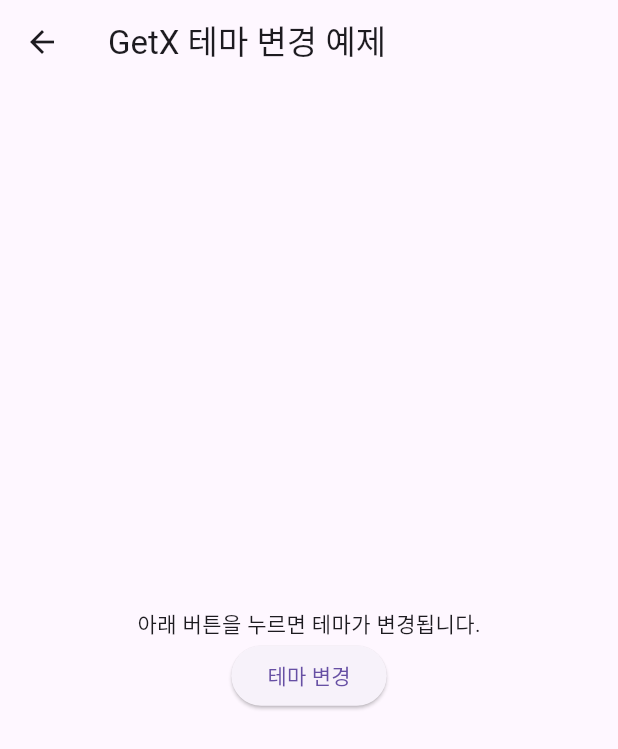
After one commit to J1NWAN/flutter_getx_learn, a Flutter app: the GetxThemeChangeScreen screen opened directly, after a tap on "테마 변경", on a phone screen of 412 x 824 dp. The commit adds this screen. Shown: the top 749 px of the screen. Run offline on Flutter 3.47's test engine with Material 3 defaults, Android fonts, the phone set to English and light mode, and no system bars; our stand-ins replace get.

Commit message:
GetX를 이용한 테마 변경 예제 추가

```diff
--- /dev/null
+++ b/lib/getx_theme_change/screen/getx_theme_change_screen.dart
@@ -0,0 +1,28 @@
+import 'package:flutter/material.dart';
+import 'package:get/get.dart';
+
+class GetxThemeChangeScreen extends StatelessWidget {
+  const GetxThemeChangeScreen({super.key});
+
+  @override
+  Widget build(BuildContext context) {
+    return Scaffold(
+      appBar: AppBar(
+        title: const Text('GetX 테마 변경 예제'),
+      ),
+      body: Center(
+        child: Column(
+          mainAxisAlignment: MainAxisAlignment.center,
+          children: [
+            const Text('아래 버튼을 누르면 테마가 변경됩니다.'),
+            ElevatedButton(
+                onPressed: () {
+                  Get.changeTheme(Get.isDarkMode ? ThemeData.light() : ThemeData.dark());
+                },
+                child: const Text('테마 변경')),
+          ],
+        ),
+      ),
+    );
+  }
+}
--- a/lib/main_screen.dart
+++ b/lib/main_screen.dart
@@ -1,6 +1,7 @@
 import 'package:flutter/material.dart';
 import 'package:flutter_getx_learn/getx_counter/screen/getx_counter_screen.dart';
 import 'package:flutter_getx_learn/getx_route/screen/getx_route_screen.dart';
+import 'package:flutter_getx_learn/getx_theme_change/screen/getx_theme_change_screen.dart';
 import 'package:get/get.dart';
 
 class MainScreen extends StatelessWidget {
@@ -17,6 +18,7 @@ class MainScreen extends StatelessWidget {
           children: [
             buildListTile('GetX 카운터 앱', 'GetX를 사용한 카운터 앱', const GetxCounterScreen()),
             buildListTile('GetX 라우트 관리 예제', 'GetX를 사용한 라우트 관리 예제', const GetxRouteScreen()),
+            buildListTile('GetX 테마 변경 예제', 'GetX를 사용한 테마 변경 예제', const GetxThemeChangeScreen()),
           ],
         ),
       ),
```
